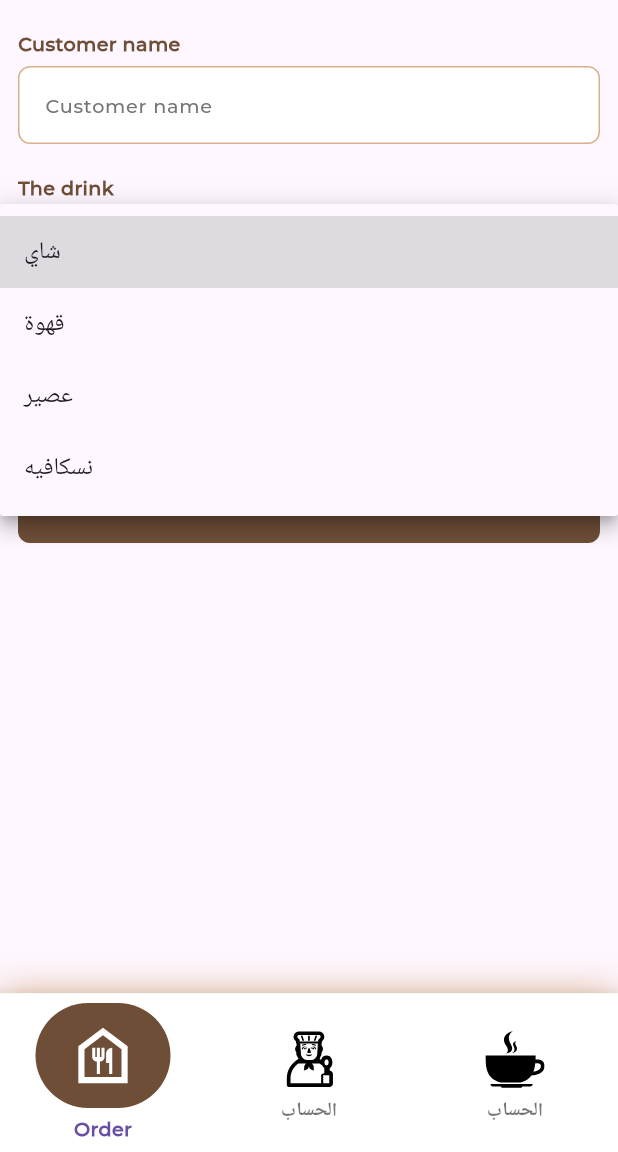
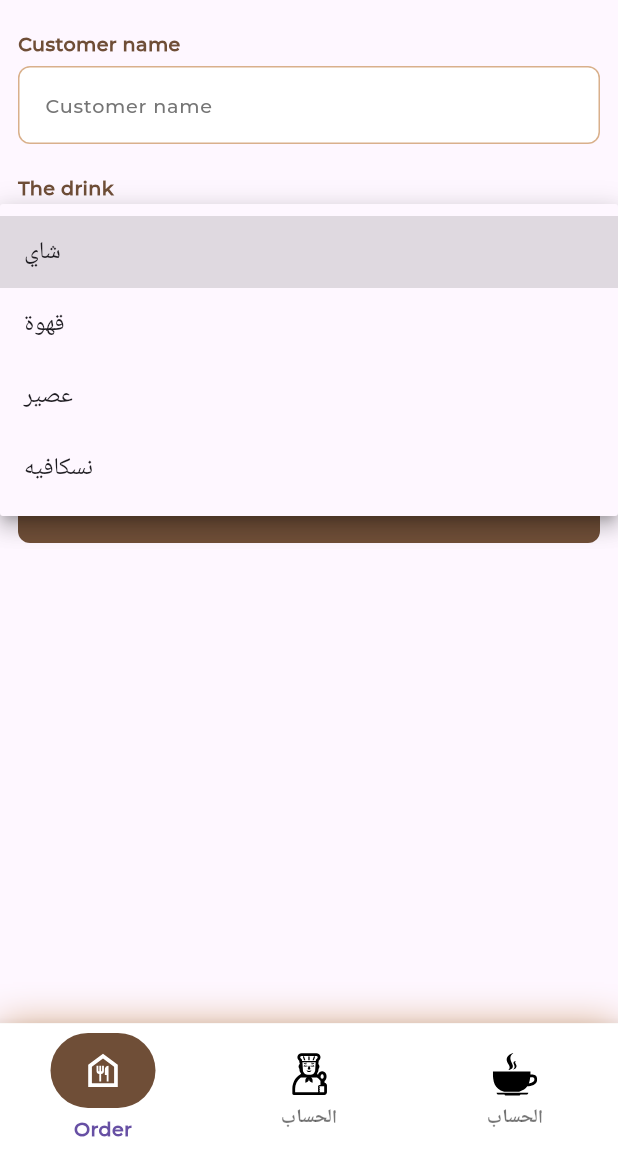
Before and after one commit to Elgammal1299/smart_ahwa_manager, a Flutter app: the screen it shows after launch, after a tap on "Choose a drink", on a phone screen of 412 x 824 dp, the part 84-1236 px from its top. Run offline on Flutter 3.47's test engine with Material 3 defaults, Android fonts, the phone set to English and light mode, and no system bars; our stand-ins replace flutter_bloc, flutter_svg; project files that could hold a hidden picture were left out.

Commit message:
feat: Update ReportsScreen and OrderScreen UI with new styles and color scheme

```diff
--- a/lib/feature/home/report_screen.dart
+++ b/lib/feature/home/report_screen.dart
@@ -1,6 +1,7 @@
 import 'package:flutter/material.dart';
 import 'package:flutter_bloc/flutter_bloc.dart';
 import 'package:smart_ahwa_manager/feature/home/view_model/order_cubit/order_cubit.dart';
+import 'package:smart_ahwa_manager/core/utils/app_colors.dart';
 
 class ReportsScreen extends StatelessWidget {
   const ReportsScreen({super.key});
@@ -14,43 +15,50 @@ class ReportsScreen extends StatelessWidget {
     final completedCount = cubit.completedOrders.length;
 
     return Scaffold(
-      appBar: AppBar(title: const Text("التقارير")),
+      backgroundColor: AppColors.background,
+      appBar: AppBar(
+        title: const Text("📊 التقارير"),
+        backgroundColor: AppColors.primary,
+        foregroundColor: Colors.white,
+        centerTitle: true,
+        elevation: 0,
+      ),
       body: Padding(
         padding: const EdgeInsets.all(16),
         child: ListView(
           children: [
-            _buildReportCard(
+            _buildReportContainer(
               title: "إجمالي الإيرادات",
               value: "${reports["totalRevenue"]?.toStringAsFixed(2)} ج.م",
-              color: Colors.green,
+              color: AppColors.success,
               icon: Icons.attach_money,
             ),
-            _buildReportCard(
+            _buildReportContainer(
               title: "الطلبات المعلّقة",
               value: "$pendingCount طلب",
-              color: Colors.orange,
+              color: AppColors.warning,
               icon: Icons.pending_actions,
             ),
-            _buildReportCard(
+            _buildReportContainer(
               title: "الطلبات المكتملة",
               value: "$completedCount طلب",
-              color: Colors.blue,
+              color: AppColors.accent,
               icon: Icons.check_circle,
             ),
-            _buildReportCard(
+            _buildReportContainer(
               title: "أكثر مشروب مبيعًا",
               value: reports["topDrink"] != null
                   ? "${reports["topDrink"]} (${reports["topDrinkCount"]})"
                   : "لا يوجد بيانات",
-              color: Colors.brown,
+              color: AppColors.primary,
               icon: Icons.local_cafe,
             ),
-            _buildReportCard(
+            _buildReportContainer(
               title: "أكثر إضافة مطلوبة",
               value: reports["topAddition"] != null
                   ? "${reports["topAddition"]} (${reports["topAdditionCount"]})"
                   : "لا يوجد بيانات",
-              color: Colors.purple,
+              color: AppColors.secondary,
               icon: Icons.add_circle,
             ),
           ],
@@ -59,29 +67,59 @@ class ReportsScreen extends StatelessWidget {
     );
   }
 
-  Widget _buildReportCard({
+  Widget _buildReportContainer({
     required String title,
     required String value,
     required Color color,
     required IconData icon,
   }) {
-    return Card(
+    return Container(
       margin: const EdgeInsets.symmetric(vertical: 10),
-      shape: RoundedRectangleBorder(borderRadius: BorderRadius.circular(16)),
-      elevation: 4,
-      child: ListTile(
-        leading: CircleAvatar(
-          backgroundColor: color.withOpacity(0.1),
-          child: Icon(icon, color: color),
-        ),
-        title: Text(
-          title,
-          style: const TextStyle(fontWeight: FontWeight.bold, fontSize: 16),
-        ),
-        subtitle: Text(
-          value,
-          style: TextStyle(fontSize: 15, color: Colors.grey.shade800),
-        ),
+      padding: const EdgeInsets.all(20),
+      decoration: BoxDecoration(
+        color: AppColors.cardBackground,
+        borderRadius: BorderRadius.circular(20),
+        border: Border.all(color: color.withOpacity(0.7), width: 2),
+        boxShadow: [
+          BoxShadow(
+            color: Colors.black.withOpacity(0.05),
+            blurRadius: 6,
+            offset: const Offset(0, 3),
+          ),
+        ],
+      ),
+      child: Row(
+        children: [
+          CircleAvatar(
+            radius: 28,
+            backgroundColor: color.withOpacity(0.15),
+            child: Icon(icon, color: color, size: 28),
+          ),
+          const SizedBox(width: 16),
+          Expanded(
+            child: Column(
+              crossAxisAlignment: CrossAxisAlignment.start,
+              children: [
+                Text(
+                  title,
+                  style: const TextStyle(
+                    fontWeight: FontWeight.bold,
+                    fontSize: 17,
+                    color: AppColors.textPrimary,
+                  ),
+                ),
+                const SizedBox(height: 6),
+                Text(
+                  value,
+                  style: const TextStyle(
+                    fontSize: 15,
+                    color: AppColors.textSecondary,
+                  ),
+                ),
+              ],
+            ),
+          ),
+        ],
       ),
     );
   }
--- a/lib/feature/nav_bar/view/nav_bar.dart
+++ b/lib/feature/nav_bar/view/nav_bar.dart
@@ -95,12 +95,12 @@ class NavBarScreen extends StatelessWidget {
 
           borderRadius: BorderRadius.circular(100),
         ),
-        child: SvgPicture.asset(selectedIcon, width: 50, height: 50),
+        child: SvgPicture.asset(selectedIcon, width: 30, height: 30),
       ),
       icon: Container(
         padding: const EdgeInsets.symmetric(vertical: 5),
 
-        child: SvgPicture.asset(unselectedIcon, width: 40, height: 40),
+        child: SvgPicture.asset(unselectedIcon, width: 30, height: 30),
       ),
       label: title,
     );
--- a/lib/feature/order_screen.dart
+++ b/lib/feature/order_screen.dart
@@ -1,5 +1,7 @@
 import 'package:flutter/material.dart';
 import 'package:flutter_bloc/flutter_bloc.dart';
+import 'package:smart_ahwa_manager/core/utils/app_colors.dart';
+import 'package:smart_ahwa_manager/core/utils/app_styles.dart';
 import 'package:smart_ahwa_manager/feature/home/view_model/order_cubit/order_cubit.dart';
 
 class OrderScreen extends StatefulWidget {
@@ -23,10 +25,21 @@ class _OrderScreenState extends State<OrderScreen>
   @override
   Widget build(BuildContext context) {
     return Scaffold(
+      backgroundColor: AppColors.background,
       appBar: AppBar(
-        title: const Text("الطلبات"),
+        centerTitle: true,
+        title: Text(
+          "الطلبات",
+          style: AppStyles.styleSemiBold20(
+            context,
+          ).copyWith(color: Colors.white),
+        ),
+        backgroundColor: AppColors.primary,
         bottom: TabBar(
           controller: _tabController,
+          indicatorColor: AppColors.secondary,
+          labelColor: Colors.white,
+          unselectedLabelColor: Colors.white70,
           tabs: const [
             Tab(text: "المعلّقة"),
             Tab(text: "المكتملة"),
@@ -68,6 +81,7 @@ class _OrderScreenState extends State<OrderScreen>
       return Center(
         child: Text(
           isPending ? "لا توجد طلبات معلّقة" : "لا توجد طلبات مكتملة",
+          style: const TextStyle(fontSize: 16, color: AppColors.textSecondary),
         ),
       );
     }
@@ -76,23 +90,34 @@ class _OrderScreenState extends State<OrderScreen>
       padding: const EdgeInsets.all(12),
       itemBuilder: (context, index) {
         final order = orders[index];
-        return Card(
+        return Container(
           margin: const EdgeInsets.symmetric(vertical: 8),
-          shape: RoundedRectangleBorder(
+          decoration: BoxDecoration(
+            color: AppColors.cardBackground,
             borderRadius: BorderRadius.circular(16),
+            border: Border.all(
+              color: isPending ? AppColors.warning : AppColors.success,
+              width: 1.5,
+            ),
+            boxShadow: [
+              BoxShadow(
+                color: Colors.grey.withOpacity(0.15),
+                blurRadius: 6,
+                offset: const Offset(0, 4),
+              ),
+            ],
           ),
-          elevation: 4,
           child: Padding(
             padding: const EdgeInsets.all(16),
             child: Row(
               crossAxisAlignment: CrossAxisAlignment.start,
               children: [
                 CircleAvatar(
-                  radius: 24,
-                  backgroundColor: Colors.brown.shade100,
+                  radius: 28,
+                  backgroundColor: AppColors.secondary.withOpacity(0.2),
                   child: Icon(
                     Icons.local_cafe,
-                    color: Colors.brown.shade700,
+                    color: AppColors.primary,
                     size: 28,
                   ),
                 ),
@@ -103,16 +128,17 @@ class _OrderScreenState extends State<OrderScreen>
                     children: [
                       Text(
                         order.customerName,
-                        style: const TextStyle(
-                          fontSize: 18,
-                          fontWeight: FontWeight.bold,
-                        ),
+                        style: AppStyles.styleSemiBold20(context),
                       ),
                       const SizedBox(height: 6),
                       Text(
                         "${order.drink} - ${order.addition ?? "بدون إضافات"}",
+                        style: const TextStyle(color: AppColors.textSecondary),
                       ),
-                      Text("الكمية: ${order.quantity}"),
+                      Text(
+                        "الكمية: ${order.quantity}",
+                        style: const TextStyle(color: AppColors.textSecondary),
+                      ),
                     ],
                   ),
                 ),
@@ -124,21 +150,22 @@ class _OrderScreenState extends State<OrderScreen>
                       style: const TextStyle(
                         fontSize: 16,
                         fontWeight: FontWeight.bold,
-                        color: Colors.green,
+                        color: AppColors.success,
                       ),
                     ),
+                    const SizedBox(height: 8),
                     if (isPending)
                       IconButton(
                         icon: const Icon(
                           Icons.check_circle,
-                          color: Colors.green,
+                          color: AppColors.success,
                         ),
                         onPressed: () {
                           context.read<OrderCubit>().completeOrder(index);
                         },
                       ),
                     IconButton(
-                      icon: const Icon(Icons.delete, color: Colors.red),
+                      icon: const Icon(Icons.delete, color: AppColors.error),
                       onPressed: () {
                         context.read<OrderCubit>().removeOrder(index);
                       },
```
Also changed, not shown: 1 other file.
